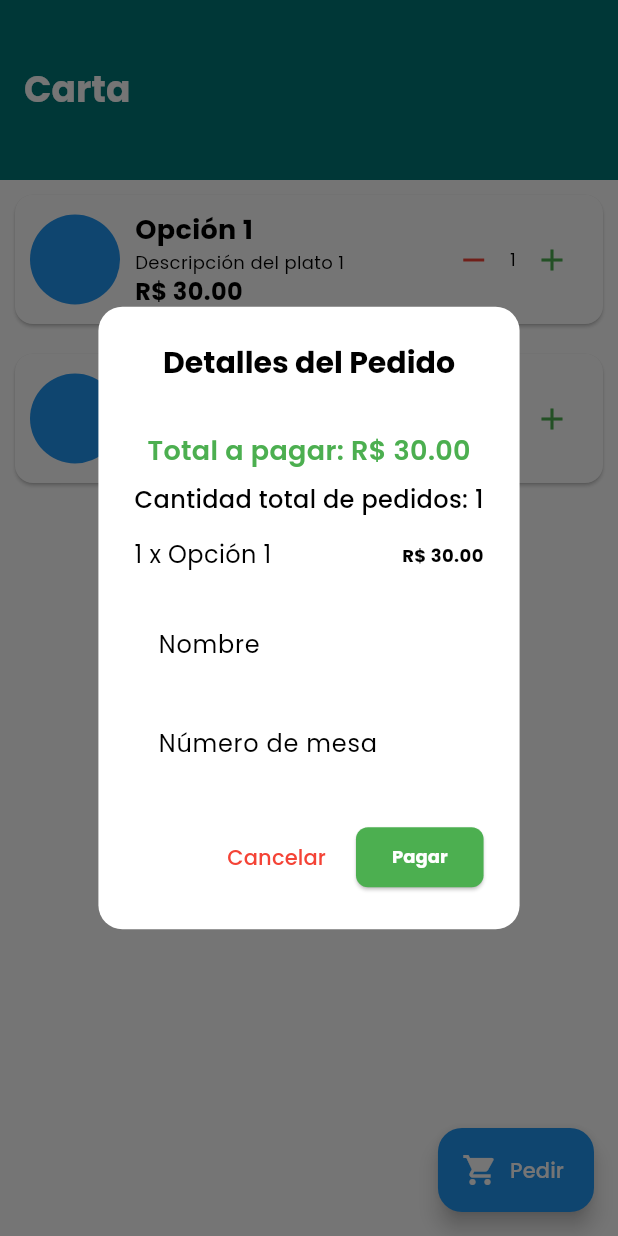
After one commit to RichardLeyvaP/dulceria, a Flutter app: the FoodMenuPage screen opened by its route, after a tap on the "add" icon, after a tap on "Pedir", on a phone screen of 412 x 824 dp. The commit adds this screen. Run offline on Flutter 3.47's test engine with Material 3 defaults, Android fonts, the phone set to English and light mode, and no system bars; our stand-ins replace cached_network_image, file_picker, go_router, google_fonts, material_design_icons_flutter, shared_preferences and 2 more; accounts and stored records are empty; network calls fail.

Commit message:
agregada la parte de la carta, de seleccionar qu quiere comer

```diff
--- a/lib/myApp.dart
+++ b/lib/myApp.dart
@@ -1,6 +1,7 @@
 import 'package:dulceria/ui/pages/AjudaPage.dart';
 import 'package:dulceria/ui/pages/ConfiguracoesPage.dart';
 import 'package:dulceria/ui/pages/EstoquePage.dart';
+import 'package:dulceria/ui/pages/FoodMenuPage.dart';
 import 'package:dulceria/ui/pages/FuncionariosPage.dart';
 import 'package:dulceria/ui/pages/GastosPage.dart';
 import 'package:dulceria/ui/pages/HomePageBusines.dart';
@@ -73,6 +74,10 @@ class MyApp extends StatelessWidget {
       GoRoute(
         path: '/PedidosPage',
         builder: (context, state) => PedidosPage(),
+      ),
+      GoRoute(
+        path: '/FoodMenuPage',
+        builder: (context, state) => FoodMenuPage(),
       ),
       GoRoute(
         path: '/RelatoriosPage',
--- /dev/null
+++ b/lib/ui/pages/FoodMenuPage.dart
@@ -0,0 +1,181 @@
+
+
+import 'package:flutter/material.dart';
+
+class FoodMenuPage extends StatefulWidget {
+  @override
+  _FoodMenuPageState createState() => _FoodMenuPageState();
+}
+
+class _FoodMenuPageState extends State<FoodMenuPage> {
+  final List<Map<String, dynamic>> menuItems = [
+    {
+      'image': 'https://via.placeholder.com/100',
+      'title': 'Opción 1',
+      'description': 'Descripción del plato 1',
+      'price': 30.0,
+      'quantity': 0
+    },
+    {
+      'image': 'https://via.placeholder.com/100',
+      'title': 'Opción 2',
+      'description': 'Descripción del plato 2',
+      'price': 25.0,
+      'quantity': 0
+    },
+  ];
+
+  void _updateQuantity(int index, int change) {
+    setState(() {
+      menuItems[index]['quantity'] =
+          (menuItems[index]['quantity'] + change).clamp(0, 99);
+    });
+  }
+
+  void _showOrderSummary() {
+  List<Map<String, dynamic>> selectedItems =
+      menuItems.where((item) => item['quantity'] > 0).toList();
+  double totalPrice =
+      selectedItems.fold(0, (sum, item) => sum + (item['quantity'] * item['price']));
+  int totalItems = selectedItems.fold<int>(0, (sum, item) => sum + (item['quantity'] as int));
+
+  showDialog(
+    context: context,
+    builder: (context) {
+      return AlertDialog(
+        shape: RoundedRectangleBorder(borderRadius: BorderRadius.circular(16)),
+        title: Center(
+          child: Text(
+            'Detalles del Pedido',
+            style: TextStyle(fontSize: 20, fontWeight: FontWeight.bold),
+          ),
+        ),
+        content: SingleChildScrollView(
+          child: Column(
+            mainAxisSize: MainAxisSize.min,
+            children: [
+              Divider(),
+              Text(
+                'Total a pagar: R\$ ${totalPrice.toStringAsFixed(2)}',
+                style: TextStyle(fontSize: 18, fontWeight: FontWeight.w600, color: Colors.green),
+              ),
+              SizedBox(height: 8),
+              Text(
+                'Cantidad total de pedidos: $totalItems',
+                style: TextStyle(fontSize: 16, fontWeight: FontWeight.w500),
+              ),
+              SizedBox(height: 10),
+              ...selectedItems.map((item) => Padding(
+                    padding: const EdgeInsets.symmetric(vertical: 4),
+                    child: Row(
+                      mainAxisAlignment: MainAxisAlignment.spaceBetween,
+                      children: [
+                        Text(
+                          '${item['quantity']} x ${item['title']}',
+                          style: TextStyle(fontSize: 16),
+                        ),
+                        Text(
+                          'R\$ ${(item['quantity'] * item['price']).toStringAsFixed(2)}',
+                          style: TextStyle(fontWeight: FontWeight.bold),
+                        ),
+                      ],
+                    ),
+                  )),
+              Divider(),
+              TextField(
+                decoration: InputDecoration(
+                  labelText: 'Nombre',
+                  border: OutlineInputBorder(borderRadius: BorderRadius.circular(8)),
+                ),
+              ),
+              SizedBox(height: 10),
+              TextField(
+                decoration: InputDecoration(
+                  labelText: 'Número de mesa',
+                  border: OutlineInputBorder(borderRadius: BorderRadius.circular(8)),
+                ),
+                keyboardType: TextInputType.number,
+              ),
+            ],
+          ),
+        ),
+        actions: [
+          TextButton(
+            onPressed: () => Navigator.pop(context),
+            child: Text('Cancelar', style: TextStyle(color: Colors.red)),
+          ),
+          ElevatedButton(
+            style: ElevatedButton.styleFrom(
+              backgroundColor: Colors.green,
+              shape: RoundedRectangleBorder(borderRadius: BorderRadius.circular(8)),
+            ),
+            onPressed: () {
+              // Aquí puedes manejar el envío de datos a la base de datos
+              Navigator.pop(context);
+            },
+            child: Text('Pagar', style: TextStyle(color: Colors.white)),
+          ),
+        ],
+      );
+    },
+  );
+}
+
+
+  @override
+  Widget build(BuildContext context) {
+    return Scaffold(
+      appBar: AppBar(title: Text('Carta')),
+      body: ListView.builder(
+        itemCount: menuItems.length,
+        itemBuilder: (context, index) {
+          final item = menuItems[index];
+          return Card(
+            margin: EdgeInsets.all(10),
+            child: Padding(
+              padding: EdgeInsets.all(10),
+              child: Row(
+                children: [
+                  CircleAvatar(
+                    backgroundImage: NetworkImage(item['image']),
+                    radius: 30,
+                  ),
+                  SizedBox(width: 10),
+                  Expanded(
+                    child: Column(
+                      crossAxisAlignment: CrossAxisAlignment.start,
+                      children: [
+                        Text(item['title'], style: TextStyle(fontSize: 18, fontWeight: FontWeight.bold)),
+                        Text(item['description']),
+                        Text('R\$ ${item['price'].toStringAsFixed(2)}',
+                            style: TextStyle(fontSize: 16, fontWeight: FontWeight.bold)),
+                      ],
+                    ),
+                  ),
+                  Row(
+                    children: [
+                      IconButton(
+                        icon: Icon(Icons.remove, color: Colors.red),
+                        onPressed: () => _updateQuantity(index, -1),
+                      ),
+                      Text(item['quantity'].toString()),
+                      IconButton(
+                        icon: Icon(Icons.add, color: Colors.green),
+                        onPressed: () => _updateQuantity(index, 1),
+                      ),
+                    ],
+                  ),
+                ],
+              ),
+            ),
+          );
+        },
+      ),
+      floatingActionButton: FloatingActionButton.extended(
+        onPressed: _showOrderSummary,
+        label: Text('Pedir'),
+        icon: Icon(Icons.shopping_cart),
+      ),
+    );
+  }
+}
--- a/lib/ui/pages/HomePageBusines.dart
+++ b/lib/ui/pages/HomePageBusines.dart
@@ -145,6 +145,16 @@ class _HomePageBusinesState extends State<HomePageBusines> {
                 scrollDirection: Axis.horizontal,
                 children: [
 
+                  InkWell(
+                    onTap: () {
+                      // Verifica si el usuario está autenticado antes de navegar
+                      if (isAuthenticated(context)) {
+                        GoRouter.of(context).push('/FoodMenuPage');
+                      } else {
+                        showErrorMessage(context);
+                      }
+                    },
+                    child: _buildCategoryItem(Icons.group, "Carta")),
                   InkWell(
                     onTap: () {
                       // Verifica si el usuario está autenticado antes de navegar
--- a/lib/ui/pages/PedidosPage.dart
+++ b/lib/ui/pages/PedidosPage.dart
@@ -1,3 +1,5 @@
+
+
 import 'package:flutter/material.dart';
 import 'package:intl/intl.dart';
 
```
